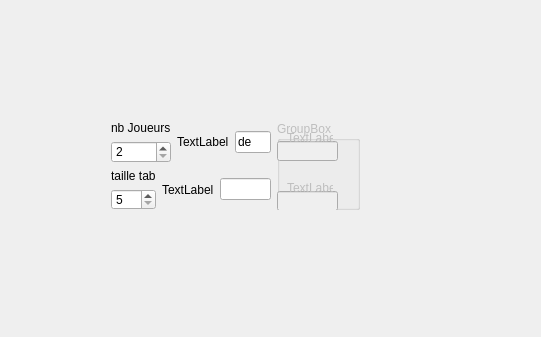
Falcondorf/QuoridorGUI_Alex_Jules, file Quoridor/mainwindow.ui: the form before one commit.
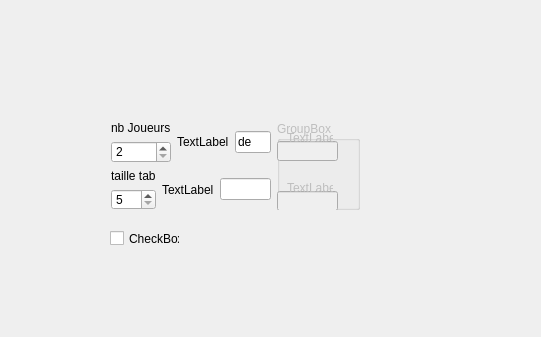
The form after the commit.

Patch:
```diff
--- a/Quoridor/mainwindow.ui
+++ b/Quoridor/mainwindow.ui
@@ -169,6 +169,19 @@
      </item>
     </layout>
    </widget>
+   <widget class="QCheckBox" name="checkBox">
+    <property name="geometry">
+     <rect>
+      <x>110</x>
+      <y>230</y>
+      <width>70</width>
+      <height>17</height>
+     </rect>
+    </property>
+    <property name="text">
+     <string>CheckBox</string>
+    </property>
+   </widget>
   </widget>
  </widget>
  <layoutdefault spacing="6" margin="11"/>
```
